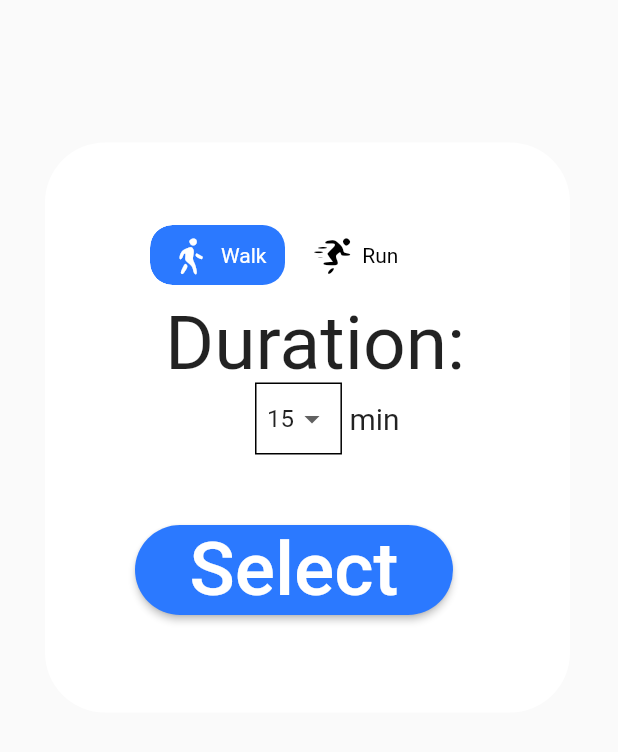
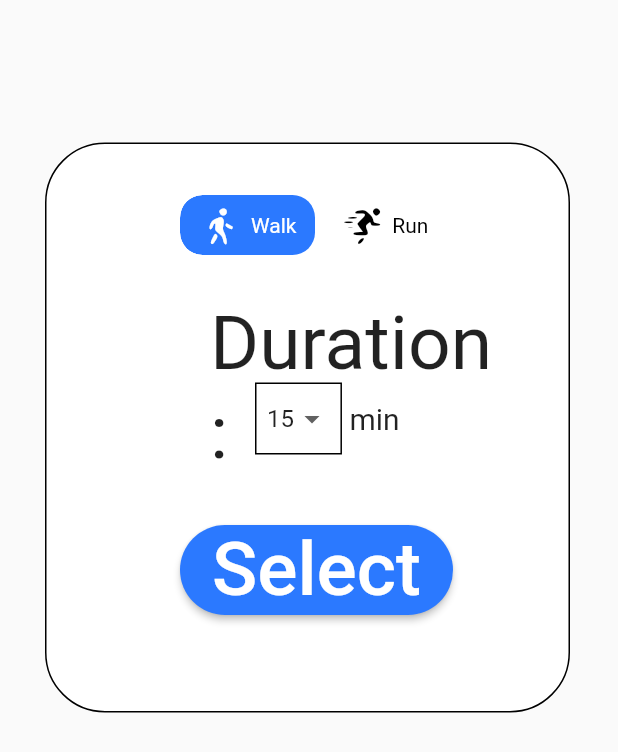
Before and after one commit to robinskoglund/outr-project, a Flutter app: the CardioChoices widget shown alone on an empty page, opened directly with empty values, on a phone screen of 412 x 824 dp. Shown: the top 752 px of the screen. Run offline on Flutter 3.47's test engine with Material 2 defaults, Android fonts, the phone set to English and light mode, and no system bars; drawn by our look-alikes of toggle_switch; our stand-ins replace dio, flutter_signin_button, geolocator, google_maps_flutter, sliding_up_panel; missing offline and left inert: dart:ffi, flutter_facebook_auth, flutter_polyline_points; Roboto replaces fonts that are missing (Dongle).

Commit message:
Demo borders on popups fixed.

```diff
--- a/lib/Components/cardio_choices_popup.dart
+++ b/lib/Components/cardio_choices_popup.dart
@@ -38,6 +38,7 @@ class _CardioChoicesState extends State<CardioChoices>{
               padding: const EdgeInsets.fromLTRB(30, 25, 0, 0),
               child: Container(
                 decoration: BoxDecoration(
+                  border: Border.all(color: Colors.black),
                   color: Colors.white,
                   borderRadius: BorderRadius.only(
                       topRight: Radius.circular(40.0),
@@ -50,7 +51,7 @@ class _CardioChoicesState extends State<CardioChoices>{
               ),
             ),
             Padding(
-              padding: const EdgeInsets.fromLTRB(100, 80, 70, 0),
+              padding: const EdgeInsets.fromLTRB(120, 60, 50, 0),
               child: Row(
                 children: <Widget>[
                   //Icon or text here -------------------------
@@ -81,7 +82,7 @@ class _CardioChoicesState extends State<CardioChoices>{
               ),
             ),
             const Padding(
-              padding: EdgeInsets.fromLTRB(110, 130, 70, 0),
+              padding: EdgeInsets.fromLTRB(140, 130, 50, 0),
               child: Text('Duration:',
                   style: TextStyle(fontFamily: "Dongle", fontSize: 50)),
             ),
@@ -139,7 +140,7 @@ class _CardioChoicesState extends State<CardioChoices>{
                   ],
                 )),
             Padding(
-              padding: const EdgeInsets.fromLTRB(90, 280, 80, 0),
+              padding: const EdgeInsets.fromLTRB(120, 280, 80, 0),
               child: SizedBox(
                 width: 350,
                 height: 60,
--- a/lib/ScreenPages/mapview_page.dart
+++ b/lib/ScreenPages/mapview_page.dart
@@ -185,7 +185,7 @@ class _MapScreenState extends State<MapScreen> {
                       minimumSize:
                       MaterialStateProperty.all<Size>(Size.fromHeight(50)),
                       foregroundColor: MaterialStateProperty.all<Color>(
-                        Colors.deepOrangeAccent,
+                        Colors.black,
                       ),
                       backgroundColor: MaterialStateProperty.all<Color>(
                         Colors.transparent,
```
Also changed, not shown: lib/Components/mix_choices_popup.dart (+4 -3 lines).
